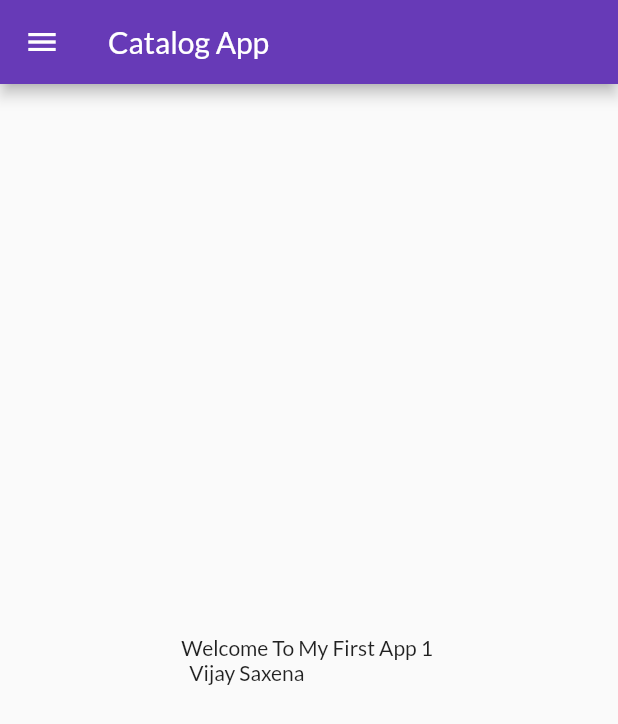
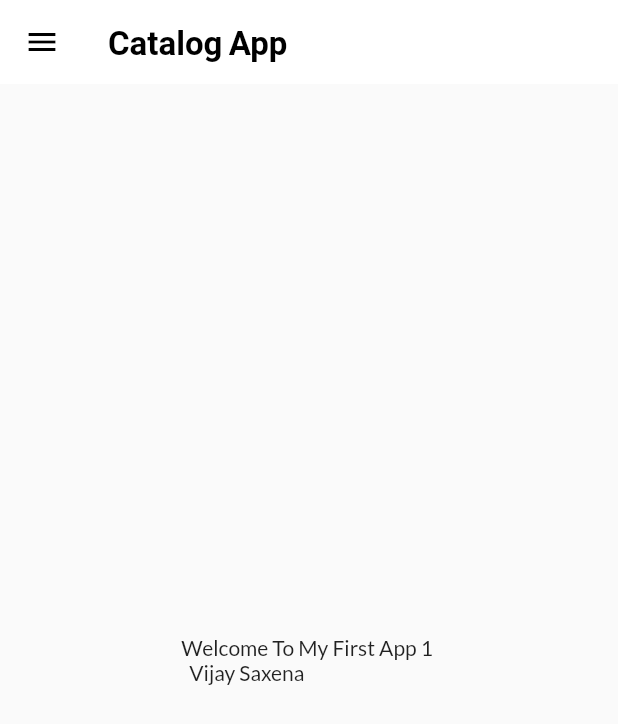
Before and after one commit to vijaysaxena999/30-Days_of_flutter, a Flutter app: the screen it shows after launch, on a phone screen of 412 x 824 dp. Shown: the top 724 px of the screen. Run offline on Flutter 3.47's test engine with Material 2 defaults, Android fonts, the phone set to English and light mode, and no system bars; our stand-ins replace google_fonts; missing offline and left inert: dart:ffi.

Commit message:
Themes Extracted

```diff
--- a/lib/main.dart
+++ b/lib/main.dart
@@ -2,6 +2,7 @@ import 'package:flutter/material.dart';
 import 'package:flutter_1/Pages/Homepage.dart';
 import 'package:flutter_1/Pages/Loginpage.dart';
 import 'package:flutter_1/utils/routes.dart';
+import 'package:flutter_1/widgets/themes.dart';
 import 'package:google_fonts/google_fonts.dart';
 
 void main(List<String> args) {
@@ -15,10 +16,8 @@ class MyApp extends StatelessWidget {
   Widget build(BuildContext context) {
     return MaterialApp(
       themeMode: ThemeMode.light,
-      theme: ThemeData(
-          primarySwatch: Colors.deepPurple,
-          fontFamily: GoogleFonts.lato().fontFamily),
-      darkTheme: ThemeData(brightness: Brightness.dark),
+      theme: MyTheme.lightTheme(context),
+      darkTheme: MyTheme.darkTheme(context),
       initialRoute: MyRoutes.homeRoute,
       routes: {
         "/": (context) => Loginpage(),
--- /dev/null
+++ b/lib/widgets/themes.dart
@@ -0,0 +1,19 @@
+import 'package:flutter/material.dart';
+import 'package:google_fonts/google_fonts.dart';
+
+class MyTheme {
+  static ThemeData lightTheme(BuildContext context) => ThemeData(
+        primarySwatch: Colors.deepPurple,
+        fontFamily: GoogleFonts.lato().fontFamily,
+        appBarTheme: AppBarTheme(
+          color: Colors.white,
+          elevation: 0.0,
+          iconTheme: IconThemeData(color: Colors.black),
+          titleTextStyle: TextStyle(
+              color: Colors.black, fontSize: 22, fontWeight: FontWeight.bold),
+        ),
+      );
+
+  static ThemeData darkTheme(BuildContext context) =>
+      ThemeData(brightness: Brightness.dark);
+}
```
